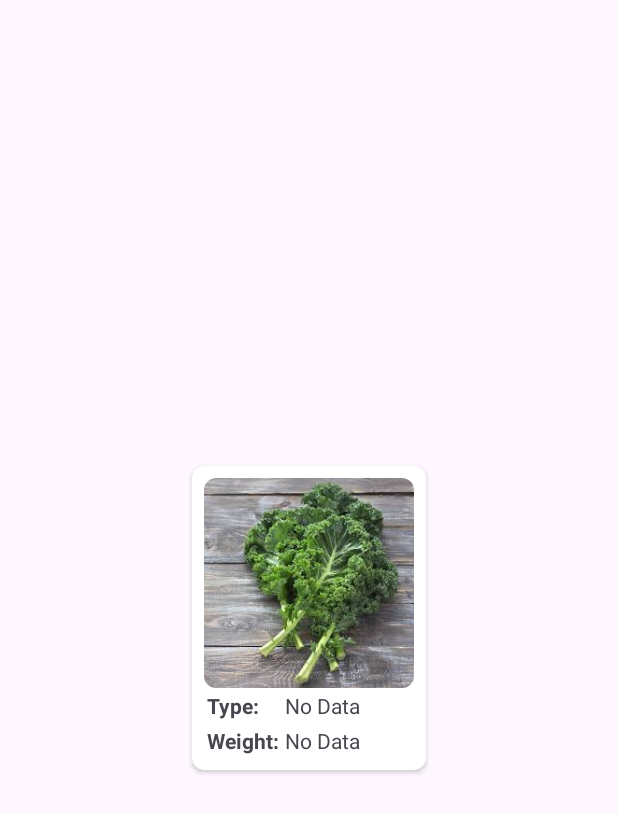
After one commit to LokaFresh-Inventory/InventoryApp, an Android app: the layout history_row_with_image.xml on its own in the app's theme, with its tools: preview values and no code run, on a phone screen of 412 x 824 dp. The commit adds this screen. Shown: the top 813 px of the screen. Run offline under Robolectric (Android 15) with nearby library versions, the phone set to English and light mode, and no system bars.

Commit message:
feat(data): implement Room Database to store Scanned Photo to History Activity

```diff
--- /dev/null
+++ b/app/src/main/res/layout/history_row_with_image.xml
@@ -0,0 +1,68 @@
+<?xml version="1.0" encoding="utf-8"?>
+<androidx.cardview.widget.CardView xmlns:android="http://schemas.android.com/apk/res/android"
+    xmlns:app="http://schemas.android.com/apk/res-auto"
+    android:layout_width="wrap_content"
+    android:layout_height="wrap_content"
+    android:layout_gravity="center"
+    android:layout_marginHorizontal="8dp"
+    android:layout_marginVertical="4dp"
+    app:cardCornerRadius="8dp">
+
+    <androidx.constraintlayout.widget.ConstraintLayout
+        android:layout_width="wrap_content"
+        android:layout_height="wrap_content"
+        android:padding="8dp">
+
+        <com.google.android.material.imageview.ShapeableImageView
+            android:id="@+id/iv_veg"
+            android:layout_width="140dp"
+            android:layout_height="140dp"
+            android:src="@drawable/kale"
+            app:layout_constraintEnd_toEndOf="parent"
+            app:layout_constraintStart_toStartOf="parent"
+            app:layout_constraintTop_toTopOf="parent"
+            app:shapeAppearanceOverlay="@style/ShapeAppearance.Material3.Corner.Small" />
+
+        <TextView
+            android:id="@+id/tv_prediction_title"
+            android:layout_width="wrap_content"
+            android:layout_height="wrap_content"
+            android:padding="2dp"
+            android:text="Type: "
+            android:textStyle="bold"
+            app:layout_constraintStart_toStartOf="@+id/iv_veg"
+            app:layout_constraintTop_toBottomOf="@+id/iv_veg" />
+
+        <TextView
+            android:id="@+id/tv_prediction_value"
+            android:layout_width="wrap_content"
+            android:layout_height="wrap_content"
+            android:padding="2dp"
+            android:text="@string/no_data"
+            app:layout_constraintBottom_toBottomOf="@id/tv_prediction_title"
+            app:layout_constraintStart_toEndOf="@id/tv_weight_title"
+            app:layout_constraintTop_toTopOf="@id/tv_prediction_title" />
+
+        <TextView
+            android:id="@+id/tv_weight_title"
+            android:layout_width="wrap_content"
+            android:layout_height="wrap_content"
+            android:padding="2dp"
+            android:text="@string/weight"
+            android:textStyle="bold"
+            app:layout_constraintStart_toStartOf="@+id/iv_veg"
+            app:layout_constraintTop_toBottomOf="@id/tv_prediction_title" />
+
+        <TextView
+            android:id="@+id/tv_weight_value"
+            android:layout_width="wrap_content"
+            android:layout_height="wrap_content"
+            android:padding="2dp"
+            android:text="@string/no_data"
+            app:layout_constraintBottom_toBottomOf="@id/tv_weight_title"
+            app:layout_constraintStart_toEndOf="@id/tv_weight_title"
+            app:layout_constraintTop_toTopOf="@id/tv_weight_title" />
+
+    </androidx.constraintlayout.widget.ConstraintLayout>
+
+</androidx.cardview.widget.CardView>
--- a/app/src/main/res/values/strings.xml
+++ b/app/src/main/res/values/strings.xml
@@ -45,4 +45,6 @@
     <string name="logout">Logout</string>
     <string name="placeholder">Placeholder</string>
     <string name="close_the_dialog">Close the Dialog</string>
+    <string name="no_history_detected">No History Detected</string>
+    <string name="vegetable">Vegetable:</string>
 </resources>
--- a/build.gradle.kts
+++ b/build.gradle.kts
@@ -2,4 +2,5 @@
 plugins {
     alias(libs.plugins.android.application) apply false
     alias(libs.plugins.kotlin.android) apply false
+    id("com.google.devtools.ksp") version "2.0.21-1.0.27" apply false
 }
```
Also changed, not shown: app/build.gradle.kts (+13 -1 lines), app/src/main/java/com/lokatani/lokafreshinventory/data/Result.kt (added, +7 -0 lines), app/src/main/java/com/lokatani/lokafreshinventory/data/local/ScanResultRepository.kt (added, +38 -0 lines), app/src/main/java/com/lokatani/lokafreshinventory/data/local/entity/ScanResult.kt (added, +24 -0 lines), app/src/main/java/com/lokatani/lokafreshinventory/data/local/room/ScanResultDao.kt (added, +17 -0 lines), app/src/main/java/com/lokatani/lokafreshinventory/data/local/room/ScanResultDatabase.kt (added, +25 -0 lines), app/src/main/java/com/lokatani/lokafreshinventory/di/ScanResultInjection.kt (added, +15 -0 lines), app/src/main/java/com/lokatani/lokafreshinventory/ui/history/HistoryActivity.kt (+92 -0 lines), app/src/main/java/com/lokatani/lokafreshinventory/ui/history/HistoryAdapter.kt (added, +88 -0 lines), app/src/main/java/com/lokatani/lokafreshinventory/ui/history/HistoryViewModel.kt (added, +10 -0 lines), app/src/main/java/com/lokatani/lokafreshinventory/ui/scan/ScanActivity.kt (+34 -4 lines), app/src/main/java/com/lokatani/lokafreshinventory/ui/scan/ScanViewModel.kt (added, +39 -0 lines), app/src/main/java/com/lokatani/lokafreshinventory/utils/DateUtils.kt (added, +44 -0 lines), app/src/main/java/com/lokatani/lokafreshinventory/utils/ViewModelFactory.kt (added, +36 -0 lines), 3 more files.
